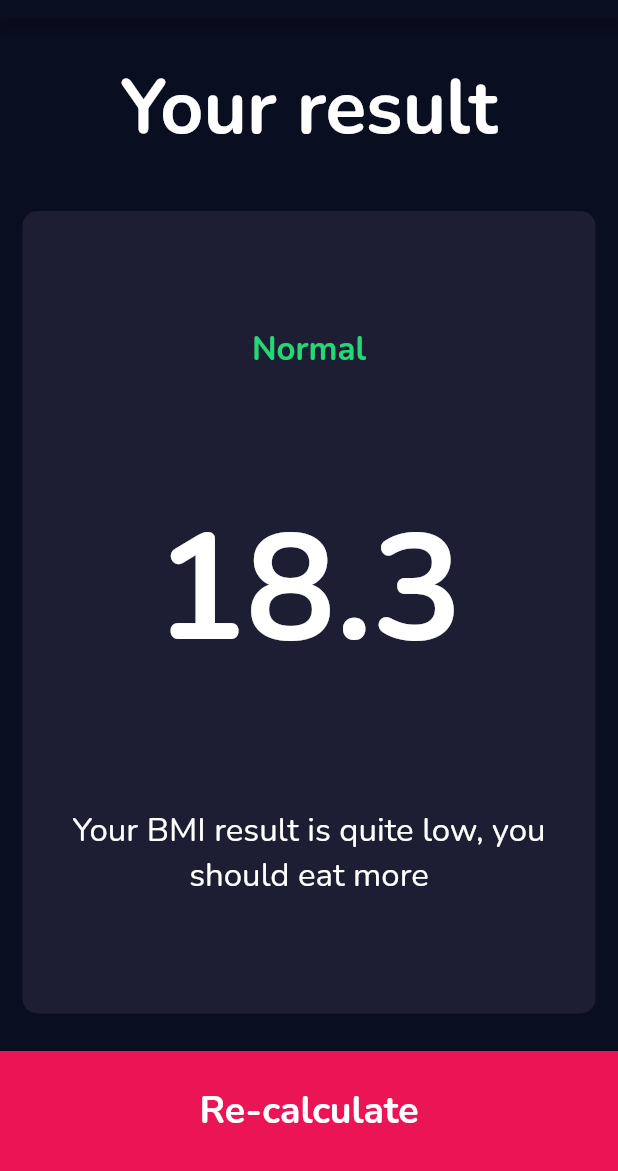
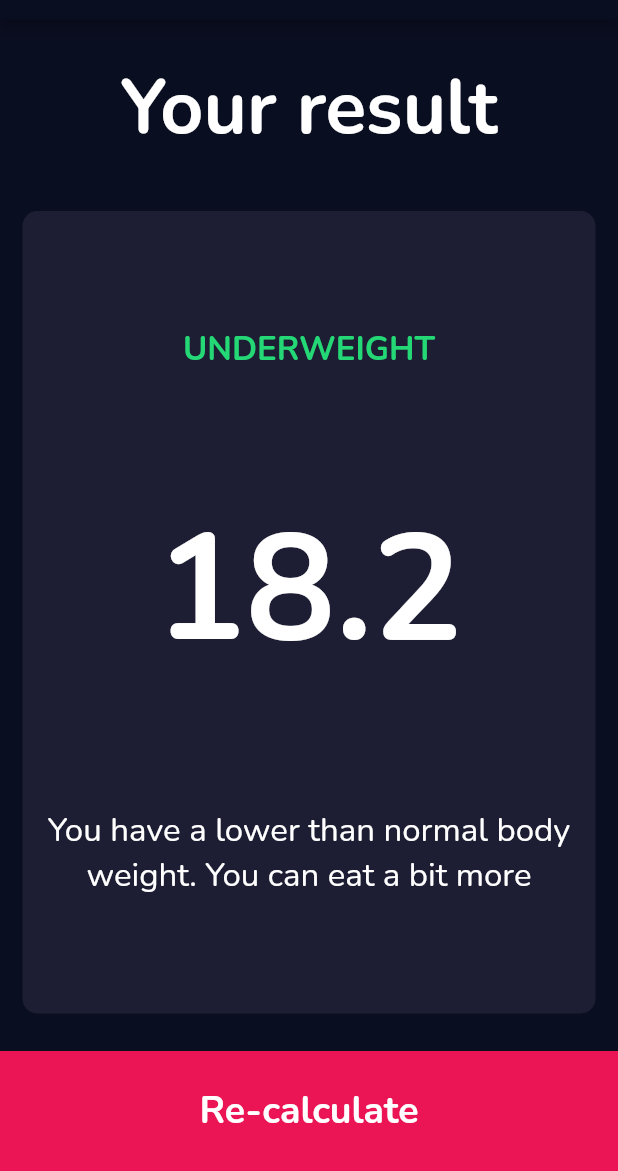
Before and after one commit to rhodinemma/hevy-flutter, a Flutter app: the screen it shows after launch, after a tap on "Calculate", on a phone screen of 412 x 824 dp, the part 65-1236 px from its top. Run offline on Flutter 3.47's test engine with Material 2 defaults, Android fonts, the phone set to English and light mode, and no system bars; our stand-ins replace font_awesome_flutter, google_fonts.

Commit message:
add bmi calculation functionality

```diff
--- /dev/null
+++ b/lib/calculator_brain.dart
@@ -0,0 +1,35 @@
+import 'dart:math';
+
+class CalculatorBrain {
+  CalculatorBrain({required this.height, required this.weight});
+
+  final int height;
+  final int weight;
+
+  double? _bmi;
+
+  String calculateBMI() {
+    _bmi = weight / pow(height / 100, 2);
+    return _bmi!.toStringAsFixed(1);
+  }
+
+  String getResult(){
+    if(_bmi! >= 25){
+      return 'Overweight';
+    } else if(_bmi! > 18.5){
+      return 'Normal';
+    } else {
+      return 'Underweight';
+    }
+  }
+
+  String getInterpretation(){
+    if(_bmi! >= 25){
+      return 'You have a higher than normal body weight. Try to exercise more';
+    } else if(_bmi! > 18.5){
+      return 'You have a normal body weight. Good Job!';
+    } else {
+      return 'You have a lower than normal body weight. You can eat a bit more';
+    }
+  }
+}
--- a/lib/main.dart
+++ b/lib/main.dart
@@ -1,4 +1,5 @@
 import 'package:flutter/material.dart';
+import 'package:flutter101/calculator_brain.dart';
 import 'package:flutter101/screens/results_page.dart';
 import 'package:flutter101/widgets/reusable_card.dart';
 import 'package:flutter101/widgets/square_icon_button.dart';
@@ -243,10 +244,15 @@ class _HomePageState extends State<HomePage> {
           BottomButton(
             buttonTitle: 'Calculate',
             onTap: () {
+              CalculatorBrain calc = CalculatorBrain(height: height, weight: weight);
               Navigator.push(
                 context,
                 MaterialPageRoute(
-                  builder: (context) => const ResultsPage(),
+                  builder: (context) => ResultsPage(
+                    bmiResult: calc.calculateBMI(),
+                    resultText: calc.getResult(),
+                    interpretation: calc.getInterpretation(),
+                  ),
                 ),
               );
             },
--- a/lib/screens/results_page.dart
+++ b/lib/screens/results_page.dart
@@ -5,7 +5,16 @@ import '../constants.dart';
 import '../widgets/reusable_card.dart';
 
 class ResultsPage extends StatelessWidget {
-  const ResultsPage({Key? key}) : super(key: key);
+  const ResultsPage(
+      {Key? key,
+      required this.bmiResult,
+      required this.interpretation,
+      required this.resultText})
+      : super(key: key);
+
+  final String bmiResult;
+  final String resultText;
+  final String interpretation;
 
   @override
   Widget build(BuildContext context) {
@@ -18,7 +27,7 @@ class ResultsPage extends StatelessWidget {
         children: <Widget>[
           Expanded(
             child: Container(
-              padding: const EdgeInsets.all(25.0),
+                padding: const EdgeInsets.all(25.0),
                 child: const Text('Your result', style: kTitleTextStyle)),
           ),
           Expanded(
@@ -28,14 +37,14 @@ class ResultsPage extends StatelessWidget {
               cardChild: Column(
                 mainAxisAlignment: MainAxisAlignment.spaceEvenly,
                 crossAxisAlignment: CrossAxisAlignment.center,
-                children: const <Widget>[
-                  Text('Normal', style: kResultTextStyle),
+                children: <Widget>[
+                  Text(resultText.toUpperCase(), style: kResultTextStyle),
                   Text(
-                    '18.3',
+                    bmiResult,
                     style: kBMITextStyle,
                   ),
                   Text(
-                    'Your BMI result is quite low, you should eat more',
+                    interpretation,
                     textAlign: TextAlign.center,
                     style: kBodyTextStyle,
                   )
@@ -45,10 +54,10 @@ class ResultsPage extends StatelessWidget {
             ),
           ),
           BottomButton(
-              buttonTitle: 'Re-calculate',
-              onTap: () {
-                Navigator.pop(context);
-              },
+            buttonTitle: 'Re-calculate',
+            onTap: () {
+              Navigator.pop(context);
+            },
           ),
         ],
       ),
```
